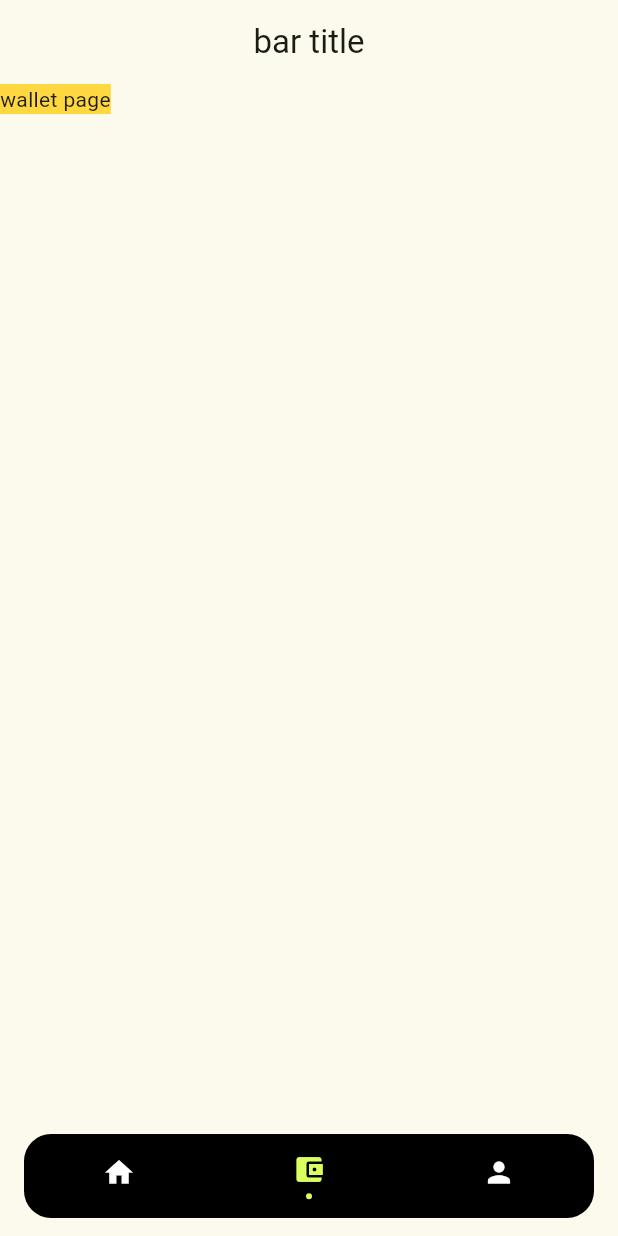
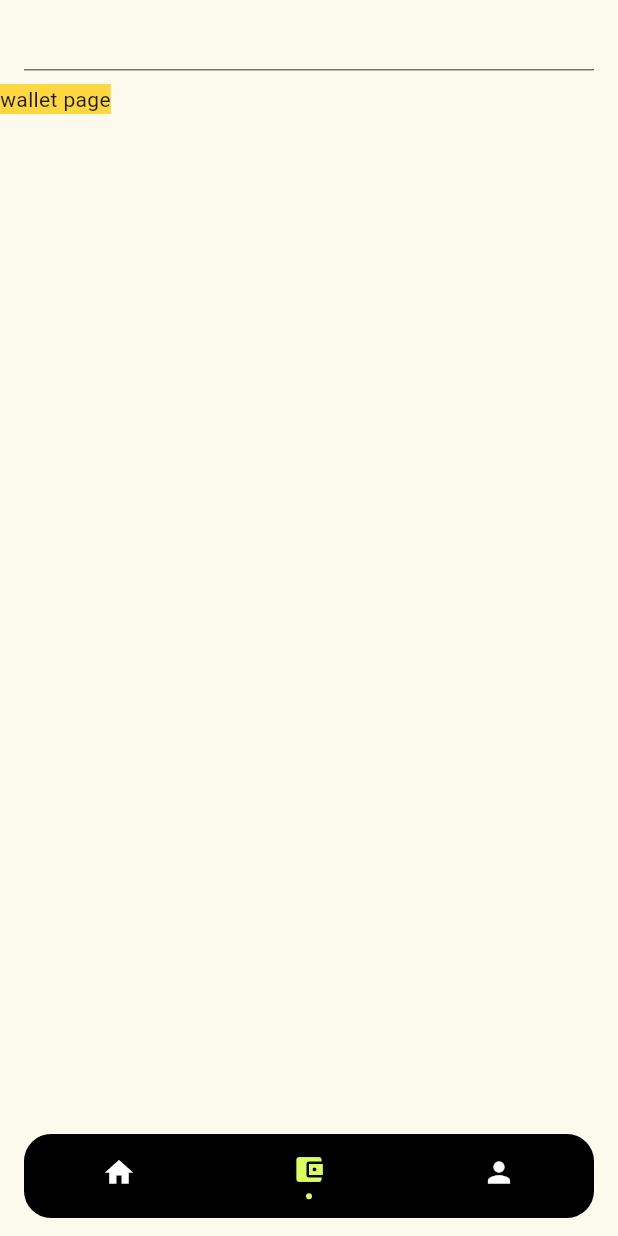
Before and after one commit to webeautiful/flutter_starter, a Flutter app: the screen it shows after launch, swiped to page 2, on a phone screen of 412 x 824 dp. Run offline on Flutter 3.47's test engine with Material 2 defaults, Android fonts, the phone set to English and light mode, and no system bars; our stand-ins replace logger.

Commit message:
feat: TextField constraints

```diff
--- a/lib/page/wallet/page.dart
+++ b/lib/page/wallet/page.dart
@@ -31,9 +31,11 @@ class _WalletPageState extends State<WalletPage>
     super.build(context);
     return Scaffold(
       appBar: AppBar(
-        title: const Center(
-          child: Text(
-            'bar title',
+        title: const TextField(
+          decoration: InputDecoration(
+            constraints: BoxConstraints(
+              maxHeight: 38,
+            ),
           ),
         ),
       ),
```
